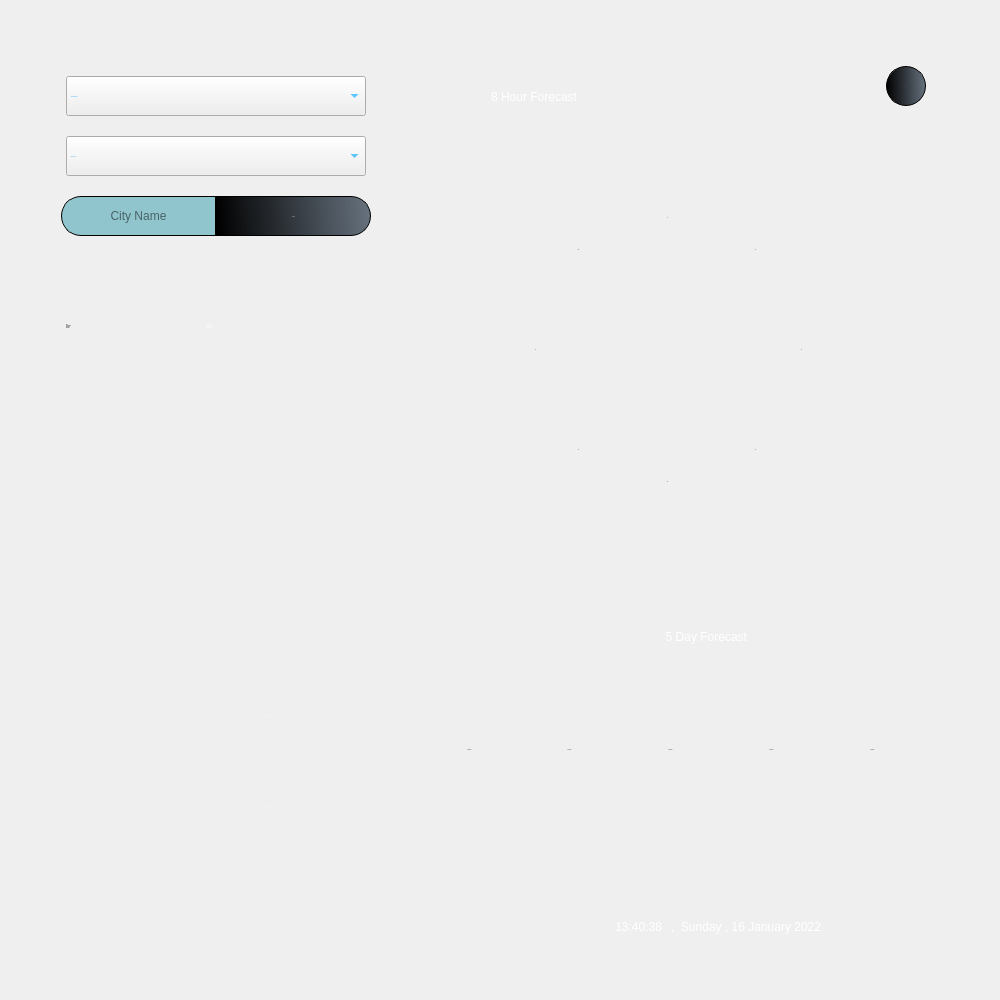
Qt form weatherUI/WeatherWithIcon.ui (AdilYunus/Weather_App) before a commit.
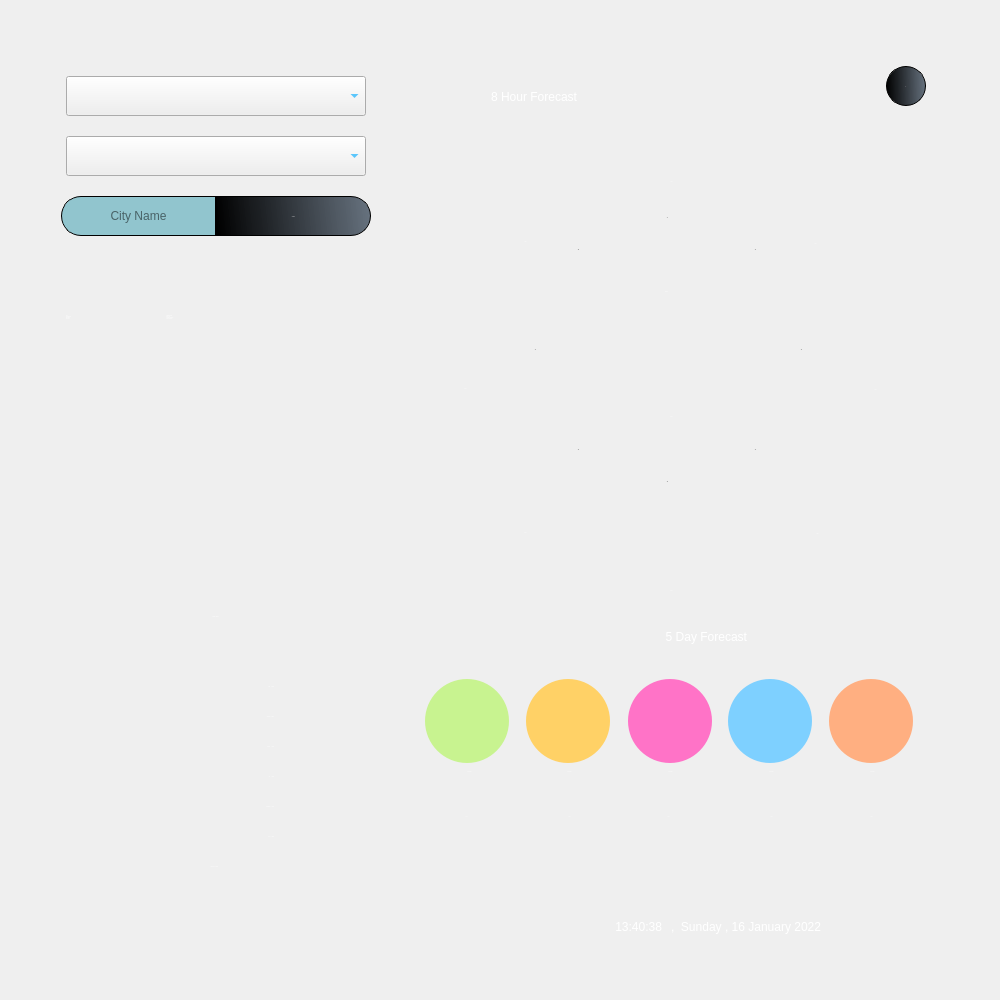
The same form after that commit. Icons and pictures are not drawn.

The edit to the form file:
```diff
--- a/weatherUI/WeatherWithIcon.ui
+++ b/weatherUI/WeatherWithIcon.ui
@@ -320,6 +320,9 @@
     <property name="text">
      <string/>
     </property>
+    <property name="alignment">
+     <set>Qt::AlignCenter</set>
+    </property>
    </widget>
    <widget class="QLabel" name="smalcircul2">
     <property name="geometry">
@@ -337,6 +340,9 @@
     <property name="text">
      <string/>
     </property>
+    <property name="alignment">
+     <set>Qt::AlignCenter</set>
+    </property>
    </widget>
    <widget class="QLabel" name="smalcircul3">
     <property name="geometry">
@@ -354,6 +360,9 @@
     <property name="text">
      <string/>
     </property>
+    <property name="alignment">
+     <set>Qt::AlignCenter</set>
+    </property>
    </widget>
    <widget class="QLabel" name="smalcircul4">
     <property name="geometry">
@@ -371,6 +380,9 @@
     <property name="text">
      <string/>
     </property>
+    <property name="alignment">
+     <set>Qt::AlignCenter</set>
+    </property>
    </widget>
    <widget class="QLabel" name="smalcircul5">
     <property name="geometry">
@@ -382,11 +394,14 @@
      </rect>
     </property>
     <property name="styleSheet">
-     <string notr="true">image: url(:/acuuIcon/weather/20-s.png);</string>
+     <string notr="true">border-radius:42px;</string>
     </property>
     <property name="text">
      <string/>
     </property>
+    <property name="alignment">
+     <set>Qt::AlignCenter</set>
+    </property>
    </widget>
    <widget class="QLabel" name="prayerTimes">
     <property name="geometry">
@@ -654,28 +669,8 @@
 font: 18px &quot;Impact&quot;;</string>
     </property>
     <property name="currentIndex">
-     <number>0</number>
+     <number>-1</number>
     </property>
-    <item>
-     <property name="text">
-      <string>Select Country</string>
-     </property>
-    </item>
-    <item>
-     <property name="text">
-      <string>Netherlands</string>
-     </property>
-    </item>
-    <item>
-     <property name="text">
-      <string>Turkey</string>
-     </property>
-    </item>
-    <item>
-     <property name="text">
-      <string>USA</string>
-     </property>
-    </item>
    </widget>
    <widget class="QComboBox" name="selectCity">
     <property name="geometry">
@@ -705,33 +700,8 @@
 font: 18px &quot;Impact&quot;;</string>
     </property>
     <property name="currentIndex">
-     <number>0</number>
+     <number>-1</number>
     </property>
-    <item>
-     <property name="text">
-      <string>Select City</string>
-     </property>
-    </item>
-    <item>
-     <property name="text">
-      <string>Rotterdam</string>
-     </property>
-    </item>
-    <item>
-     <property name="text">
-      <string>Amsterdam</string>
-     </property>
-    </item>
-    <item>
-     <property name="text">
-      <string>Den Haag</string>
-     </property>
-    </item>
-    <item>
-     <property name="text">
-      <string>Utrecht</string>
-     </property>
-    </item>
    </widget>
    <widget class="QPushButton" name="search">
     <property name="geometry">
@@ -943,7 +913,7 @@
     <property name="geometry">
      <rect>
       <x>590</x>
-      <y>519</y>
+      <y>524</y>
       <width>71</width>
       <height>41</height>
      </rect>
@@ -974,7 +944,7 @@
     <property name="geometry">
      <rect>
       <x>736</x>
-      <y>462</y>
+      <y>467</y>
       <width>71</width>
       <height>41</height>
      </rect>
@@ -1005,7 +975,7 @@
     <property name="geometry">
      <rect>
       <x>590</x>
-      <y>112</y>
+      <y>115</y>
       <width>71</width>
       <height>41</height>
      </rect>
@@ -1036,7 +1006,7 @@
     <property name="geometry">
      <rect>
       <x>734</x>
-      <y>172</y>
+      <y>177</y>
       <width>71</width>
       <height>41</height>
      </rect>
@@ -1067,7 +1037,7 @@
     <property name="geometry">
      <rect>
       <x>444</x>
-      <y>461</y>
+      <y>466</y>
       <width>71</width>
       <height>41</height>
      </rect>
@@ -1098,7 +1068,7 @@
     <property name="geometry">
      <rect>
       <x>444</x>
-      <y>171</y>
+      <y>175</y>
       <width>71</width>
       <height>41</height>
      </rect>
@@ -1129,7 +1099,7 @@
     <property name="geometry">
      <rect>
       <x>384</x>
-      <y>317</y>
+      <y>322</y>
       <width>71</width>
       <height>41</height>
      </rect>
@@ -1160,7 +1130,7 @@
     <property name="geometry">
      <rect>
       <x>794</x>
-      <y>318</y>
+      <y>323</y>
       <width>71</width>
       <height>41</height>
      </rect>
@@ -1191,14 +1161,14 @@
     <property name="geometry">
      <rect>
       <x>398</x>
-      <y>688</y>
+      <y>710</y>
       <width>51</width>
       <height>31</height>
      </rect>
     </property>
     <property name="font">
      <font>
-      <family>arial</family>
+      <family>Arial</family>
       <pointsize>-1</pointsize>
       <weight>50</weight>
       <italic>false</italic>
@@ -1206,10 +1176,8 @@
      </font>
     </property>
     <property name="styleSheet">
-     <string notr="true">color: rgb(0, 0, 0);
-font: 12px &quot;arial&quot;;
-
-</string>
+     <string notr="true">color: rgb(255, 255, 255);
+font: 12px &quot;Arial&quot;;</string>
     </property>
     <property name="text">
      <string>22~35℃</string>
@@ -1222,7 +1190,7 @@
     <property name="geometry">
      <rect>
       <x>493</x>
-      <y>688</y>
+      <y>710</y>
       <width>61</width>
       <height>31</height>
      </rect>
@@ -1237,7 +1205,7 @@
      </font>
     </property>
     <property name="styleSheet">
-     <string notr="true">color: rgb(0, 0, 0);
+     <string notr="true">color: rgb(255, 255, 255);
 font: 12px &quot;Arial&quot;;
 
 </string>
@@ -1253,7 +1221,7 @@
     <property name="geometry">
      <rect>
       <x>695</x>
-      <y>688</y>
+      <y>710</y>
       <width>61</width>
       <height>31</height>
      </rect>
@@ -1268,10 +1236,8 @@
      </font>
     </property>
     <property name="styleSheet">
-     <string notr="true">color: rgb(0, 0, 0);
-font: 12px &quot;Arial&quot;;
-
-</string>
+     <string notr="true">color: rgb(255, 255, 255);
+font: 12px &quot;Arial&quot;;</string>
     </property>
     <property name="text">
      <string>22~35℃</string>
@@ -1284,7 +1250,7 @@
     <property name="geometry">
      <rect>
       <x>796</x>
-      <y>688</y>
+      <y>710</y>
       <width>61</width>
       <height>31</height>
      </rect>
@@ -1299,10 +1265,8 @@
      </font>
     </property>
     <property name="styleSheet">
-     <string notr="true">color: rgb(0, 0, 0);
-font: 12px &quot;Arial&quot;;
-
-</string>
+     <string notr="true">color: rgb(255, 255, 255);
+font: 12px &quot;Arial&quot;;</string>
     </property>
     <property name="text">
      <string>22~35℃</string>
@@ -1315,7 +1279,7 @@
     <property name="geometry">
      <rect>
       <x>594</x>
-      <y>688</y>
+      <y>710</y>
       <width>61</width>
       <height>31</height>
      </rect>
@@ -1330,10 +1294,8 @@
      </font>
     </property>
     <property name="styleSheet">
-     <string notr="true">color: rgb(0, 0, 0);
-font: 12px &quot;Arial&quot;;
-
-</string>
+     <string notr="true">color: rgb(255, 255, 255);
+font: 12px &quot;Arial&quot;;</string>
     </property>
     <property name="text">
      <string>22~35℃</string>
@@ -1376,14 +1338,14 @@
     <property name="geometry">
      <rect>
       <x>20</x>
-      <y>209</y>
-      <width>131</width>
+      <y>200</y>
+      <width>101</width>
       <height>141</height>
      </rect>
     </property>
     <property name="font">
      <font>
-      <family>Impact</family>
+      <family>impact </family>
       <pointsize>-1</pointsize>
       <weight>50</weight>
       <italic>false</italic>
@@ -1391,8 +1353,8 @@
      </font>
     </property>
     <property name="styleSheet">
-     <string notr="true">color: rgb(0, 0, 0);
-font: 25px &quot;Impact&quot;;</string>
+     <string notr="true">color: rgb(255, 255, 255);
+font: 22px &quot;impact &quot;;</string>
     </property>
     <property name="text">
      <string>City
@@ -1407,15 +1369,15 @@
    <widget class="QLabel" name="infoData">
     <property name="geometry">
      <rect>
-      <x>160</x>
-      <y>209</y>
-      <width>181</width>
+      <x>120</x>
+      <y>200</y>
+      <width>221</width>
       <height>141</height>
      </rect>
     </property>
     <property name="font">
      <font>
-      <family>Impact</family>
+      <family>impact</family>
       <pointsize>-1</pointsize>
       <weight>50</weight>
       <italic>false</italic>
@@ -1687,9 +1649,9 @@
    <widget class="QLabel" name="tempHour1_2">
     <property name="geometry">
      <rect>
-      <x>540</x>
+      <x>530</x>
       <y>230</y>
-      <width>161</width>
+      <width>181</width>
       <height>31</height>
      </rect>
     </property>
@@ -1719,14 +1681,14 @@
     <property name="geometry">
      <rect>
       <x>20</x>
-      <y>345</y>
+      <y>334</y>
       <width>300</width>
-      <height>40</height>
+      <height>51</height>
      </rect>
     </property>
     <property name="font">
      <font>
-      <family>Impact</family>
+      <family>arial</family>
       <pointsize>-1</pointsize>
       <weight>50</weight>
       <italic>false</italic>
@@ -1734,8 +1696,8 @@
      </font>
     </property>
     <property name="styleSheet">
-     <string notr="true">color: rgb(255, 255, 255);
-font: 25px &quot;Impact&quot;;</string>
+     <string notr="true">font: 20px &quot;arial&quot;;
+color: rgb(0, 255, 0);</string>
     </property>
     <property name="text">
      <string/>
@@ -1743,6 +1705,9 @@
     <property name="alignment">
      <set>Qt::AlignLeading|Qt::AlignLeft|Qt::AlignVCenter</set>
     </property>
+    <property name="wordWrap">
+     <bool>true</bool>
+    </property>
    </widget>
    <widget class="QLabel" name="timeShow1">
     <property name="geometry">
@@ -1824,6 +1789,129 @@
      <set>Qt::AlignRight|Qt::AlignTrailing|Qt::AlignVCenter</set>
     </property>
    </widget>
+   <widget class="QLabel" name="pray7">
+    <property name="geometry">
+     <rect>
+      <x>78</x>
+      <y>810</y>
+      <width>181</width>
+      <height>20</height>
+     </rect>
+    </property>
+    <property name="font">
+     <font>
+      <family>Impact</family>
+      <pointsize>-1</pointsize>
+      <weight>50</weight>
+      <italic>false</italic>
+      <bold>false</bold>
+     </font>
+    </property>
+    <property name="styleSheet">
+     <string notr="true">color: rgb(255, 255, 255);
+font: 22px &quot;Impact&quot;;</string>
+    </property>
+    <property name="text">
+     <string>Hijri 14-06-1443</string>
+    </property>
+    <property name="alignment">
+     <set>Qt::AlignCenter</set>
+    </property>
+   </widget>
+   <widget class="QLabel" name="smalcircul1_2">
+    <property name="geometry">
+     <rect>
+      <x>379</x>
+      <y>633</y>
+      <width>84</width>
+      <height>84</height>
+     </rect>
+    </property>
+    <property name="styleSheet">
+     <string notr="true">border-radius:42px;
+background-color: rgb(200, 243, 144);
+</string>
+    </property>
+    <property name="text">
+     <string/>
+    </property>
+    <property name="alignment">
+     <set>Qt::AlignCenter</set>
+    </property>
+   </widget>
+   <widget class="QLabel" name="smalcircul2_2">
+    <property name="geometry">
+     <rect>
+      <x>480</x>
+      <y>633</y>
+      <width>84</width>
+      <height>84</height>
+     </rect>
+    </property>
+    <property name="styleSheet">
+     <string notr="true">border-radius:42px;
+background-color: rgb(255, 209, 102);</string>
+    </property>
+    <property name="text">
+     <string/>
+    </property>
+    <property name="alignment">
+     <set>Qt::AlignJustify|Qt::AlignVCenter</set>
+    </property>
+   </widget>
+   <widget class="QLabel" name="smalcircul3_2">
+    <property name="geometry">
+     <rect>
+      <x>582</x>
+      <y>633</y>
+      <width>84</width>
+      <height>84</height>
+     </rect>
+    </property>
+    <property name="styleSheet">
+     <string notr="true">border-radius:42px;
+background-color: rgb(255, 115, 199);
+</string>
+    </property>
+    <property name="text">
+     <string/>
+    </property>
+   </widget>
+   <widget class="QLabel" name="smalcircul4_2">
+    <property name="geometry">
+     <rect>
+      <x>682</x>
+      <y>633</y>
+      <width>84</width>
+      <height>84</height>
+     </rect>
+    </property>
+    <property name="styleSheet">
+     <string notr="true">border-radius:42px;
+background-color: rgb(126, 208, 255);
+</string>
+    </property>
+    <property name="text">
+     <string/>
+    </property>
+   </widget>
+   <widget class="QLabel" name="smalcircul5_2">
+    <property name="geometry">
+     <rect>
+      <x>783</x>
+      <y>633</y>
+      <width>84</width>
+      <height>84</height>
+     </rect>
+    </property>
+    <property name="styleSheet">
+     <string notr="true">border-radius:42px;
+background-color: rgb(255, 175, 129);</string>
+    </property>
+    <property name="text">
+     <string/>
+    </property>
+   </widget>
    <zorder>backgroun</zorder>
    <zorder>bigcircul</zorder>
    <zorder>circul1</zorder>
```
Left out of the diff: 80 changed lines with no effect on the pictures.
